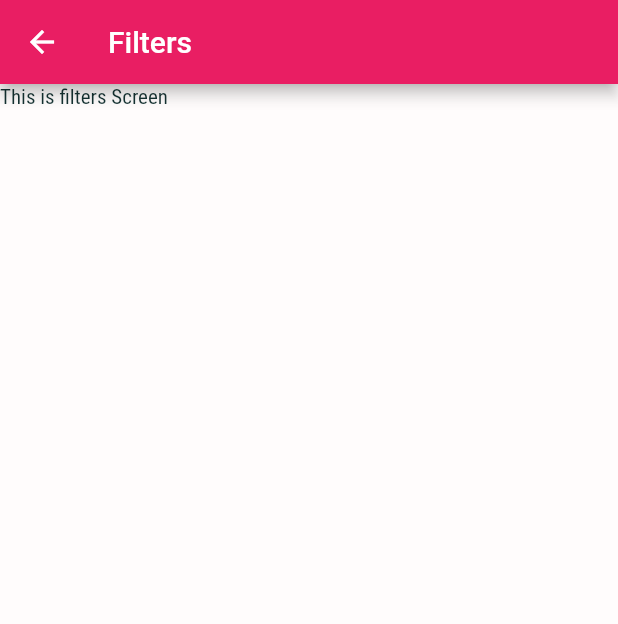
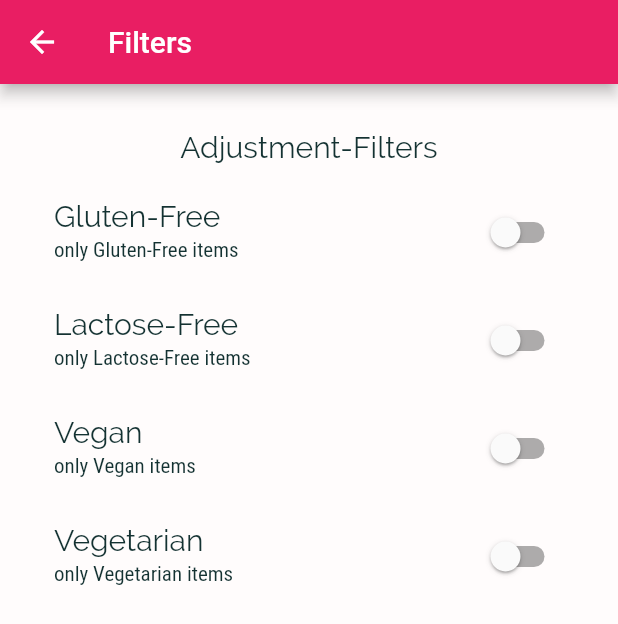
Before and after one commit to M-Madhavreddy/meals_app, a Flutter app: the FiltersScreen screen opened by its route, on a phone screen of 412 x 824 dp. Shown: the top 624 px of the screen. Run offline on Flutter 3.47's test engine with Material 2 defaults, Android fonts, the phone set to English and light mode, and no system bars.

Commit message:
Adding_filters

```diff
--- a/lib/Screens/FiltersScreen.dart
+++ b/lib/Screens/FiltersScreen.dart
@@ -1,7 +1,18 @@
 import 'package:flutter/material.dart';
 
-class FiltersScreen extends StatelessWidget {
-  const FiltersScreen({Key? key}) : super(key: key);
+class FiltersScreen extends StatefulWidget {
+  @override
+  State<FiltersScreen> createState() => _FiltersScreenState();
+}
+
+class _FiltersScreenState extends State<FiltersScreen> {
+  bool glutenfree = false;
+
+  bool lactosefree = false;
+
+  bool isVegan = false;
+
+  bool isVegetarian = false;
 
   @override
   Widget build(BuildContext context) {
@@ -11,7 +22,83 @@ class FiltersScreen extends StatelessWidget {
         title: Text('Filters'),
       ),
       body: Container(
-        child: Text('This is filters Screen'),
+        margin: EdgeInsets.all(10),
+        padding: EdgeInsets.all(10),
+        child: Column(
+          children: [
+            Container(
+              padding: EdgeInsets.all(10),
+              child: Text(
+                "Adjustment-Filters",
+                style: Theme.of(context).textTheme.bodyText1,
+              ),
+            ),
+            SwitchListTile(
+              title: Text(
+                "Gluten-Free",
+                style: Theme.of(context).textTheme.bodyText1,
+              ),
+              value: glutenfree,
+              subtitle: Text(
+                "only Gluten-Free items",
+                style: Theme.of(context).textTheme.bodyText2,
+              ),
+              onChanged: (newvalue) {
+                setState(() {
+                  glutenfree = newvalue;
+                });
+              },
+            ),
+            SwitchListTile(
+              title: Text(
+                "Lactose-Free",
+                style: Theme.of(context).textTheme.bodyText1,
+              ),
+              value: lactosefree,
+              subtitle: Text(
+                "only Lactose-Free items",
+                style: Theme.of(context).textTheme.bodyText2,
+              ),
+              onChanged: (newvalue) {
+                setState(() {
+                  lactosefree = newvalue;
+                });
+              },
+            ),
+            SwitchListTile(
+              title: Text(
+                "Vegan",
+                style: Theme.of(context).textTheme.bodyText1,
+              ),
+              value: isVegan,
+              subtitle: Text(
+                "only Vegan items",
+                style: Theme.of(context).textTheme.bodyText2,
+              ),
+              onChanged: (newvalue) {
+                setState(() {
+                  isVegan = newvalue;
+                });
+              },
+            ),
+            SwitchListTile(
+              title: Text(
+                "Vegetarian",
+                style: Theme.of(context).textTheme.bodyText1,
+              ),
+              value: isVegetarian,
+              subtitle: Text(
+                "only Vegetarian items",
+                style: Theme.of(context).textTheme.bodyText2,
+              ),
+              onChanged: (newvalue) {
+                setState(() {
+                  isVegetarian = newvalue;
+                });
+              },
+            ),
+          ],
+        ),
       ),
     );
   }
--- a/lib/Screens/categorylist.dart
+++ b/lib/Screens/categorylist.dart
@@ -11,7 +11,7 @@ class CategoryList extends StatelessWidget {
     final categoryid = routearg['id'];
     final categorytitle = routearg['title'];
     final categoryitems = DUMMY_MEALS.where((meal) {
-      return meal.categories.contains(categoryid);
+      return meal.categories.contains(categoryid );
     }).toList();
 
     return Scaffold(
--- a/lib/Widgets/Drawer.dart
+++ b/lib/Widgets/Drawer.dart
@@ -29,8 +29,8 @@ class drawerPage extends StatelessWidget {
                 size: 26,
               ),
               title: Text('MEALS'),
-              onTap: (){
-                Navigator.of(context).pushNamed('/meals');
+              onTap: () {
+                Navigator.of(context).pushReplacementNamed('/meals');
               },
             ),
             ListTile(
@@ -39,7 +39,9 @@ class drawerPage extends StatelessWidget {
                 size: 26,
               ),
               title: Text('SETTINGS'),
-              onTap: (){Navigator.of(context).pushNamed('/filtersScreen');},
+              onTap: () {
+                Navigator.of(context).pushNamed('/filtersScreen');
+              },
             )
           ],
         ),
```
Also changed, not shown: lib/main.dart (+13 -18 lines).
